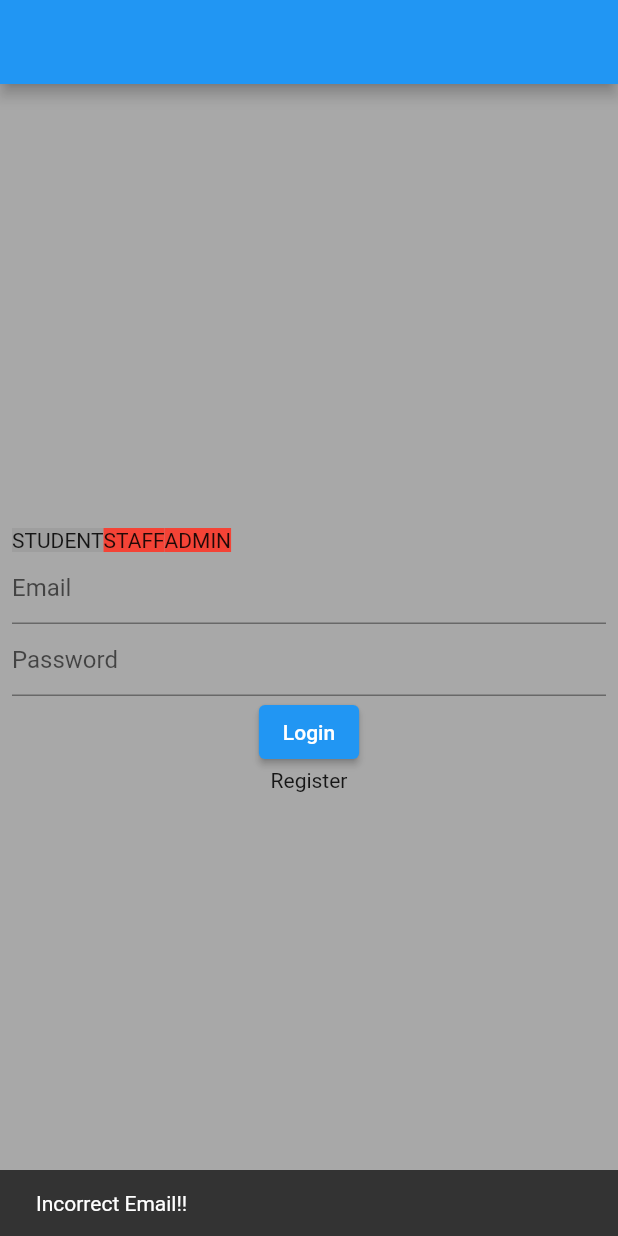
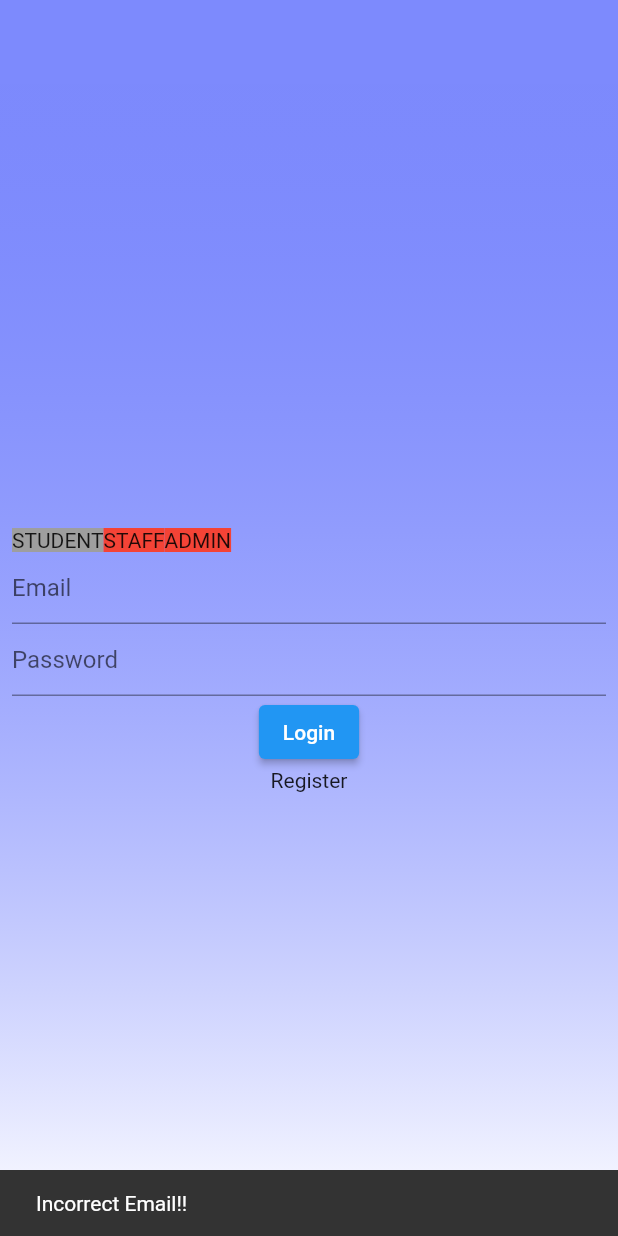
Before and after one commit to john-scaria/attendance_app, a Flutter app: the screen it shows after launch, after a tap on "Login", on a phone screen of 412 x 824 dp. Run offline on Flutter 3.47's test engine with Material 2 defaults, Android fonts, the phone set to English and light mode, and no system bars; our stand-ins replace cloud_firestore, firebase_core, flutter_phoenix, qr_flutter, shared_preferences; missing offline and left inert: mobile_scanner; accounts and stored records are empty.

Commit message:
ui_start

```diff
--- a/lib/src/ui/splash_screen.dart
+++ b/lib/src/ui/splash_screen.dart
@@ -4,6 +4,7 @@ import 'package:attendance_app/src/ui/login_screen.dart';
 import 'package:attendance_app/src/ui/profile/profile_screen.dart';
 import 'package:attendance_app/src/ui/widgets/app_scaffold.dart';
 import 'package:attendance_app/src/ui/profile/profile_screen.dart';
+import 'package:attendance_app/src/ui/widgets/logo_widget.dart';
 import 'package:attendance_app/src/utils/utils.dart';
 import 'package:attendance_app/src/view_model/login_viewmodel.dart';
 import 'package:attendance_app/src/view_model/profile_viewmodel.dart';
@@ -56,8 +57,8 @@ class _SplashScreenState extends State<SplashScreen> {
 
   @override
   Widget build(BuildContext context) {
-    return AppScaffold(
-      child: Container(),
+    return const AppScaffold(
+      child: Center(child: LogoWidget()),
     );
   }
 }
--- a/lib/src/ui/widgets/app_scaffold.dart
+++ b/lib/src/ui/widgets/app_scaffold.dart
@@ -10,11 +10,28 @@ class AppScaffold extends StatelessWidget {
   @override
   Widget build(BuildContext context) {
     return Scaffold(
-      backgroundColor: Colors.grey.withOpacity(0.9),
-      appBar: AppBar(),
-      body: Padding(
-        padding: const EdgeInsets.all(8.0),
-        child: child,
+      appBar: AppBar(
+        backgroundColor: const Color(0xFF001AFF).withOpacity(0.5),
+        elevation: 0.0,
+      ),
+      body: Container(
+        height: MediaQuery.of(context).size.height,
+        width: MediaQuery.of(context).size.width,
+        decoration: BoxDecoration(
+          gradient: LinearGradient(
+            colors: [
+              const Color(0xFF001AFF).withOpacity(0.5),
+              Colors.white,
+            ],
+            begin: Alignment.topCenter,
+            end: Alignment.bottomCenter,
+            //stops: [0.0, 1.0],
+          ),
+        ),
+        child: Padding(
+          padding: const EdgeInsets.all(8.0),
+          child: child,
+        ),
       ),
     );
   }
--- /dev/null
+++ b/lib/src/ui/widgets/logo_widget.dart
@@ -0,0 +1,20 @@
+import 'package:flutter/material.dart';
+
+class LogoWidget extends StatelessWidget {
+  const LogoWidget({Key? key}) : super(key: key);
+
+  @override
+  Widget build(BuildContext context) {
+    return Container(
+      /* height: MediaQuery.of(context).size.width / 2,
+      width: MediaQuery.of(context).size.width / 2, */
+      decoration: BoxDecoration(
+        color: Colors.white,
+        shape: BoxShape.circle,
+      ),
+      child: Center(
+        child: Text('Abcdefg'),
+      ),
+    );
+  }
+}
```
